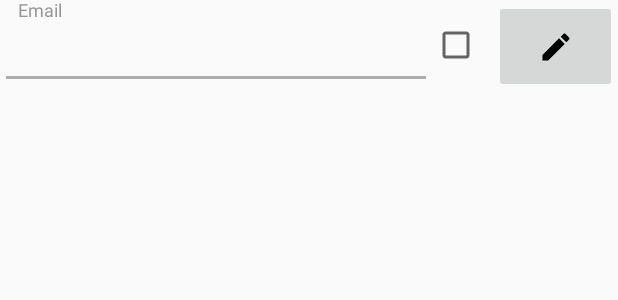
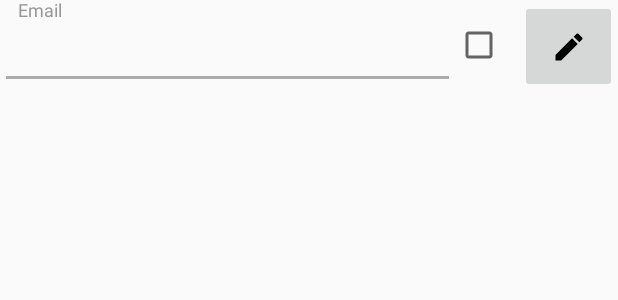
Before and after one commit to othreecodes/Quicksend, an Android app: the layout content_mail_recycler.xml on its own in the app's theme, with its tools: preview values and no code run, on a phone screen of 412 x 824 dp. Shown: the top 300 px of the screen. Run offline under Robolectric (Android 15) with nearby library versions, the phone set to English and light mode, and no system bars.

```diff
--- a/app/src/main/res/layout/content_mail_recycler.xml
+++ b/app/src/main/res/layout/content_mail_recycler.xml
@@ -27,12 +27,14 @@
         android:layout_width="0dp"
         android:layout_margin="0dp"
         android:padding="0dp"
+        android:id="@+id/checkbox"
         android:layout_height="60dp"
         android:layout_weight="0.1" />
 
     <ImageButton
         android:layout_width="0dp"
-        android:layout_weight="0.2"
+        android:id="@+id/edit"
+        android:layout_weight="0.15"
         app:srcCompat="@drawable/ic_edit_black_24dp"
         android:layout_height="62dp"
         android:contentDescription="Edit Company Info" />
```
Also changed, not shown: app/src/main/java/com/davidmadethis/quicksend/adapters/CompanyAdapter.java (added, +61 -0 lines).
